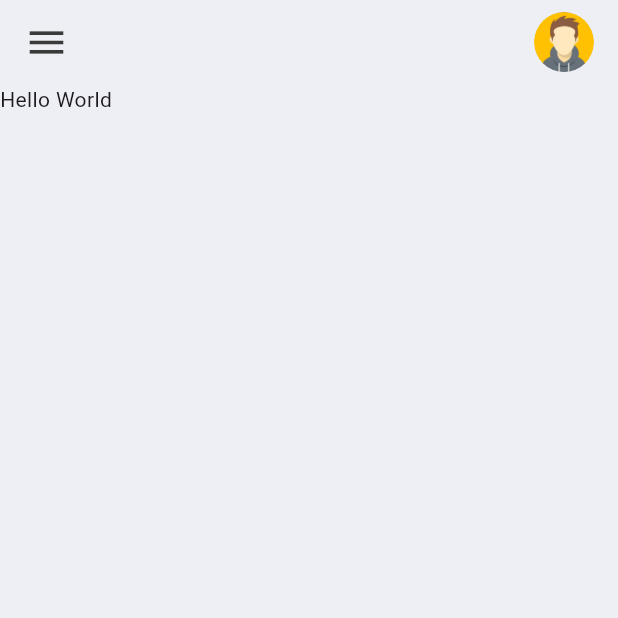
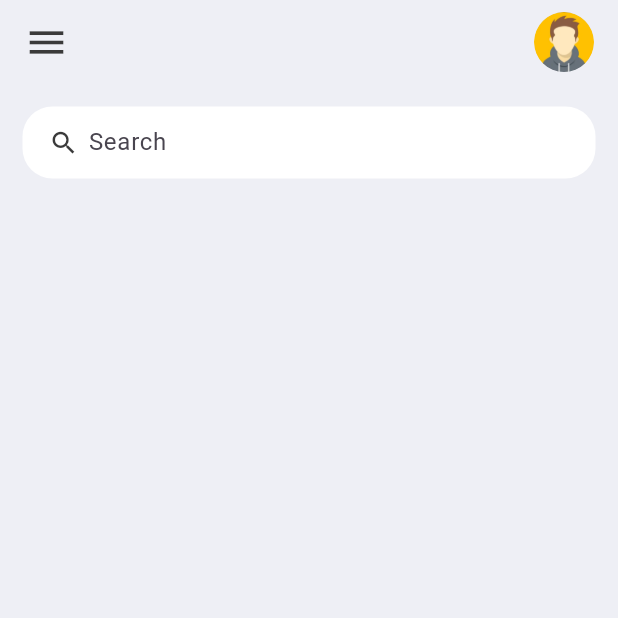
Before and after one commit to ttnppedr/first-todo-app, a Flutter app: the screen it shows after launch, on a phone screen of 412 x 824 dp, the top half of it. Run offline on Flutter 3.47's test engine with Material 3 defaults, Android fonts, the phone set to English and light mode, and no system bars.

Commit message:
Add search box

```diff
--- a/lib/screens/home.dart
+++ b/lib/screens/home.dart
@@ -10,7 +10,40 @@
       backgroundColor: tdBGColor,
       appBar: _buildAppBar(),
       body: Container(
-        child: Text('Hello World'),
+          padding: EdgeInsets.symmetric(
+            horizontal: 15,
+            vertical: 15,
+          ),
+          child: Column(
+            children: [
+              searchBox(),
+            ],
+          )),
+    );
+  }
+
+  Widget searchBox() {
+    return Container(
+      padding: EdgeInsets.symmetric(horizontal: 15),
+      decoration: BoxDecoration(
+        color: Colors.white,
+        borderRadius: BorderRadius.circular(20),
+      ),
+      child: TextField(
+        decoration: InputDecoration(
+          contentPadding: EdgeInsets.all(0),
+          prefixIcon: Icon(
+            Icons.search,
+            color: tdBlack,
+            size: 20,
+          ),
+          prefixIconConstraints: BoxConstraints(
+            maxHeight: 20,
+            minWidth: 25,
+          ),
+          border: InputBorder.none,
+          hintText: 'Search',
+        ),
       ),
     );
   }
```
